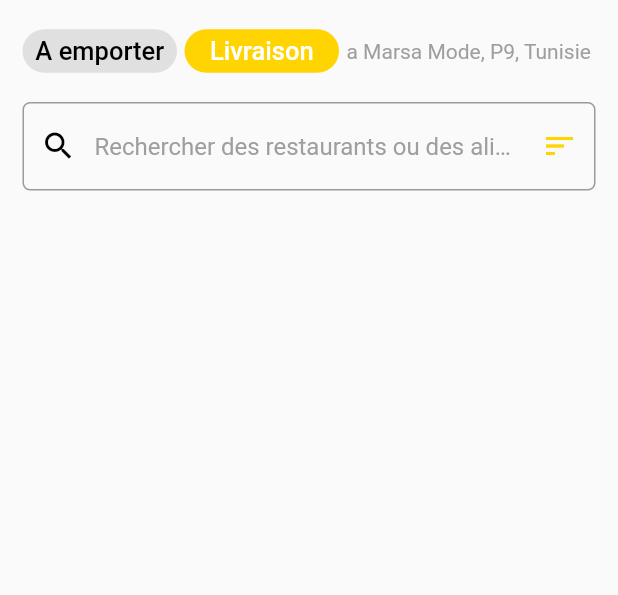
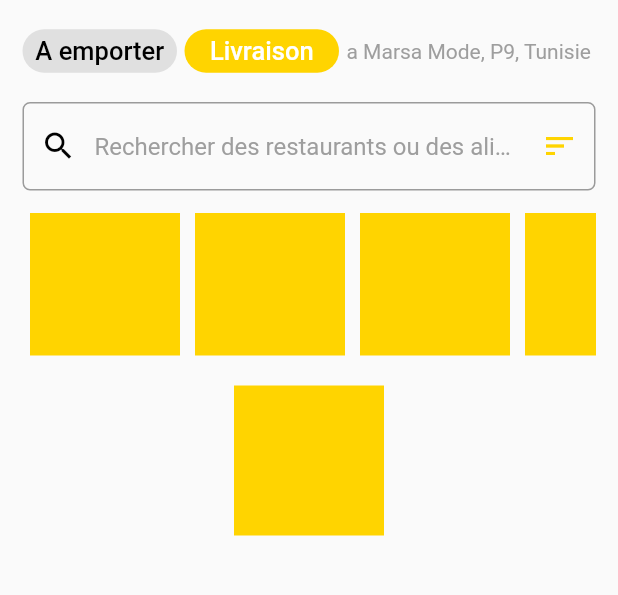
Before and after one commit to Taber1/KoolAppUI, a Flutter app: the HomeScreen screen opened directly, on a phone screen of 412 x 824 dp, the part 84-679 px from its top. Run offline on Flutter 3.47's test engine with Material 2 defaults, Android fonts, the light colour scheme and no system bars; our stand-ins replace flutter_neumorphic, font_awesome_flutter.

Commit message:
Home Screen | Upper design | Small Card

```diff
--- a/lib/HomeScreen.dart
+++ b/lib/HomeScreen.dart
@@ -143,6 +143,23 @@ class _HomeScreenState extends State<HomeScreen> {
                         Icons.sort,
                         color: Color(0xffffd400),
                       ))),
+              SizedBox(
+                height: 10,
+              ),
+              Container(
+                height: 105,
+                child: ListView.builder(
+                    shrinkWrap: true,
+                    scrollDirection: Axis.horizontal,
+                    itemCount: 10,
+                    itemBuilder: (BuildContext context, int index) {
+                      return SmallCard();
+                    }),
+              ),
+              SizedBox(
+                height: 10,
+              ),
+              SmallCard()
             ],
           ),
         ),
@@ -150,3 +167,17 @@ class _HomeScreenState extends State<HomeScreen> {
     );
   }
 }
+
+class SmallCard extends StatelessWidget {
+  @override
+  Widget build(BuildContext context) {
+    return Padding(
+      padding: const EdgeInsets.all(5.0),
+      child: Container(
+        height: 100,
+        width: 100,
+        decoration: BoxDecoration(color: Color(0xffffd400)),
+      ),
+    );
+  }
+}
```
